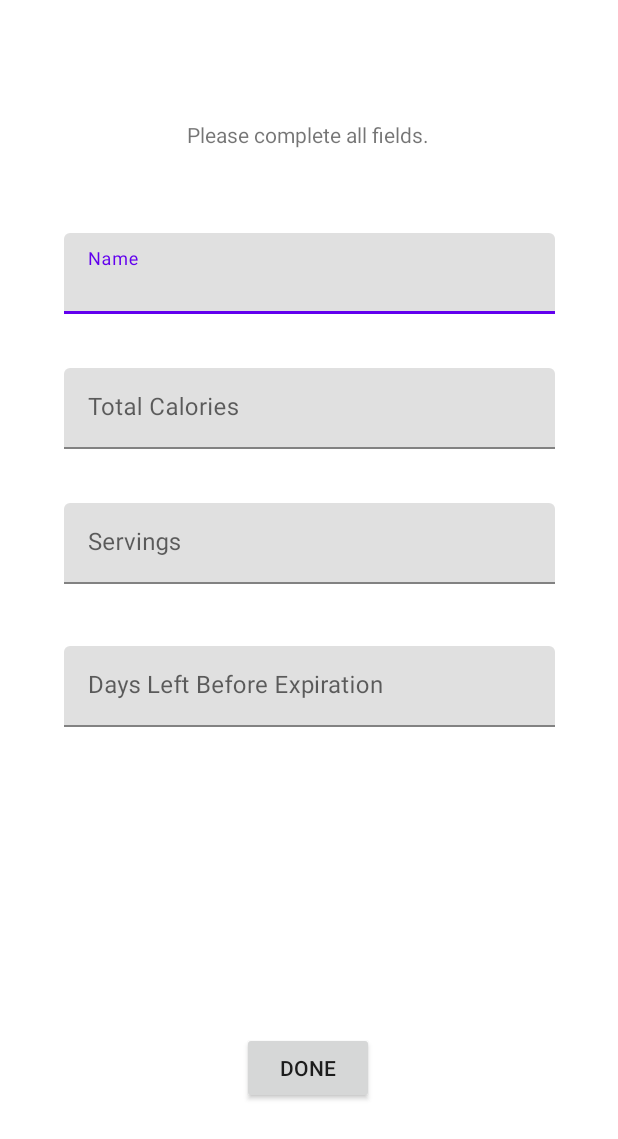
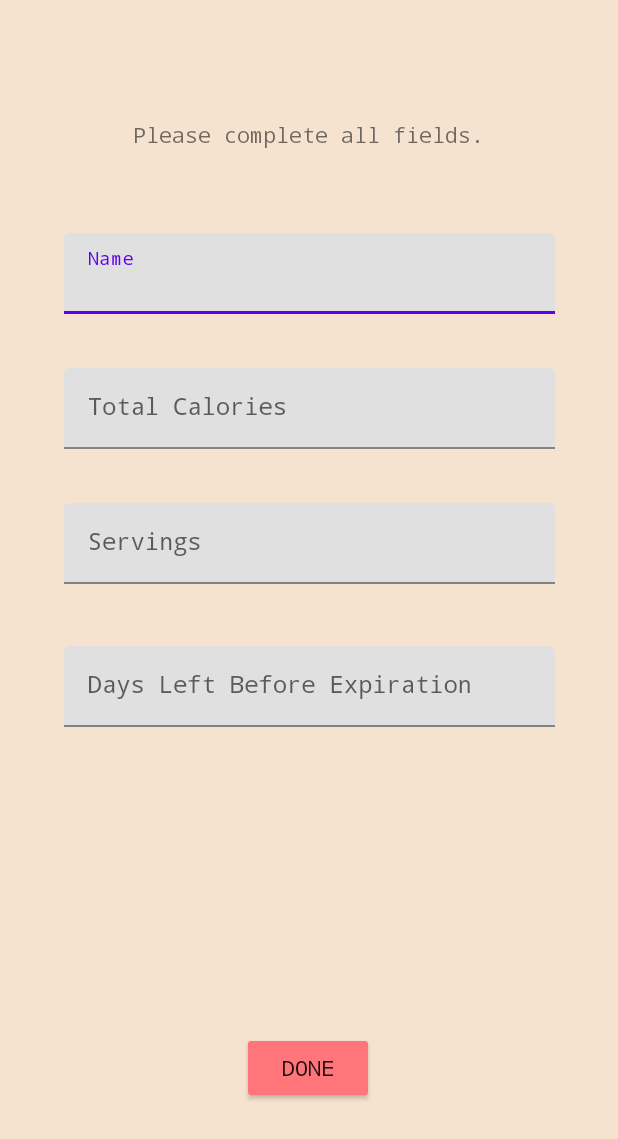
Before and after one commit to DDRanderson/AppProgGroupProject, an Android app: the CreateActivity screen opened directly, with no data from a screen before it, on a phone screen of 412 x 824 dp. Shown: the top 1139 px of the screen. Run offline under Robolectric (Android 15) with nearby library versions, the phone set to English and light mode, and no system bars.

Commit message:
createleftover XML update

```diff
--- a/app/src/main/res/layout/createleftover.xml
+++ b/app/src/main/res/layout/createleftover.xml
@@ -4,13 +4,16 @@
     xmlns:tools="http://schemas.android.com/tools"
     android:id="@+id/constraintLayout2"
     android:layout_width="match_parent"
-    android:layout_height="match_parent">
+    android:layout_height="match_parent"
+    android:background="@color/leftoverTrackerColor">>
 
     <TextView
         android:id="@+id/create_instructions"
         android:layout_width="wrap_content"
         android:layout_height="wrap_content"
         android:layout_marginTop="80dp"
+        android:fontFamily="monospace"
+        android:shadowColor="#3C3333"
         android:text="@string/createinstructions"
         app:layout_constraintEnd_toEndOf="parent"
         app:layout_constraintHorizontal_bias="0.497"
@@ -30,6 +33,7 @@
             android:id="@+id/itemName"
             android:layout_width="match_parent"
             android:layout_height="wrap_content"
+            android:fontFamily="monospace"
             android:hint="@string/itemname" />
     </com.google.android.material.textfield.TextInputLayout>
 
@@ -46,6 +50,7 @@
             android:id="@+id/itemCalories"
             android:layout_width="match_parent"
             android:layout_height="wrap_content"
+            android:fontFamily="monospace"
             android:hint="@string/itemcalories"
             android:inputType="number" />
     </com.google.android.material.textfield.TextInputLayout>
@@ -63,6 +68,7 @@
             android:id="@+id/itemServings"
             android:layout_width="match_parent"
             android:layout_height="wrap_content"
+            android:fontFamily="monospace"
             android:hint="@string/itemservings"
             android:inputType="number" />
     </com.google.android.material.textfield.TextInputLayout>
@@ -82,6 +88,7 @@
             android:id="@+id/itemDaysLeft"
             android:layout_width="match_parent"
             android:layout_height="wrap_content"
+            android:fontFamily="monospace"
             android:hint="@string/itemdaysleft"
             android:inputType="number" />
     </com.google.android.material.textfield.TextInputLayout>
@@ -91,6 +98,8 @@
         android:layout_width="wrap_content"
         android:layout_height="wrap_content"
         android:layout_marginBottom="88dp"
+        android:fontFamily="monospace"
+        android:backgroundTint="#FF757A"
         android:text="@string/Done"
         app:layout_constraintBottom_toBottomOf="parent"
         app:layout_constraintEnd_toEndOf="parent"
```
